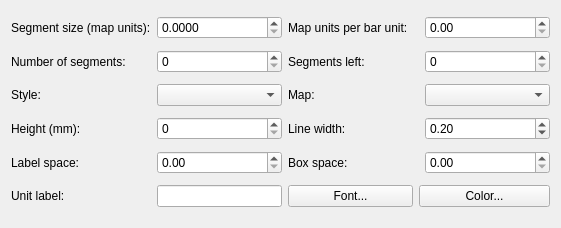
Qt form qgis/src/ui/qgscomposerscalebarwidgetbase.ui (sourcepole/qgis) before a commit.
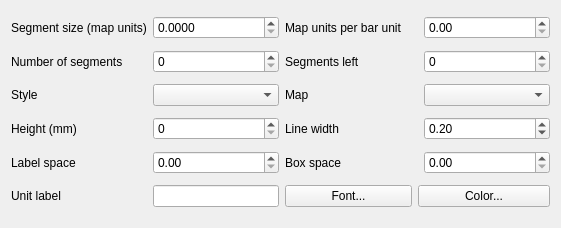
The same form after that commit.

Commit message: HIG compliance for composer and it's dialogs

```diff
--- a/qgis/src/ui/qgscomposerscalebarwidgetbase.ui
+++ b/qgis/src/ui/qgscomposerscalebarwidgetbase.ui
@@ -22,7 +22,7 @@
    <item row="0" column="0" >
     <widget class="QLabel" name="mSegmentSizeLabel" >
      <property name="text" >
-      <string>Segment size (map units):</string>
+      <string>Segment size (map units)</string>
      </property>
      <property name="wordWrap" >
       <bool>true</bool>
@@ -42,7 +42,7 @@
    <item row="0" column="2" colspan="2" >
     <widget class="QLabel" name="mMapUnitsPerBarUnitLabel" >
      <property name="text" >
-      <string>Map units per bar unit:</string>
+      <string>Map units per bar unit</string>
      </property>
      <property name="wordWrap" >
       <bool>true</bool>
@@ -59,7 +59,7 @@
    <item row="1" column="0" >
     <widget class="QLabel" name="mNumbereOfSegmentsLabel" >
      <property name="text" >
-      <string>Number of segments:</string>
+      <string>Number of segments</string>
      </property>
      <property name="wordWrap" >
       <bool>true</bool>
@@ -72,7 +72,10 @@
    <item row="1" column="2" colspan="2" >
     <widget class="QLabel" name="mSegmentsLeftLabel" >
      <property name="text" >
-      <string>Segments left:</string>
+      <string>Segments left</string>
+     </property>
+     <property name="buddy" >
+      <cstring>mSegmentsLeftSpinBox</cstring>
      </property>
     </widget>
    </item>
@@ -82,7 +85,10 @@
    <item row="2" column="0" >
     <widget class="QLabel" name="mStyleLabel" >
      <property name="text" >
-      <string>Style:</string>
+      <string>Style</string>
+     </property>
+     <property name="buddy" >
+      <cstring>mStyleComboBox</cstring>
      </property>
     </widget>
    </item>
@@ -98,7 +104,7 @@
       </sizepolicy>
      </property>
      <property name="text" >
-      <string>Map:</string>
+      <string>Map</string>
      </property>
      <property name="wordWrap" >
       <bool>true</bool>
@@ -124,7 +130,10 @@
    <item row="3" column="0" >
     <widget class="QLabel" name="mHeightLabel" >
      <property name="text" >
-      <string>Height (mm):</string>
+      <string>Height (mm)</string>
+     </property>
+     <property name="buddy" >
+      <cstring>mHeightSpinBox</cstring>
      </property>
     </widget>
    </item>
@@ -134,7 +143,7 @@
    <item row="3" column="2" colspan="2" >
     <widget class="QLabel" name="mLineWidthLabel" >
      <property name="text" >
-      <string>Line width:</string>
+      <string>Line width</string>
      </property>
      <property name="wordWrap" >
       <bool>true</bool>
@@ -166,7 +175,10 @@
    <item row="4" column="0" >
     <widget class="QLabel" name="mLabelBarSpaceLabel" >
      <property name="text" >
-      <string>Label space:</string>
+      <string>Label space</string>
+     </property>
+     <property name="buddy" >
+      <cstring>mLabelBarSpaceSpinBox</cstring>
      </property>
     </widget>
    </item>
@@ -176,7 +188,10 @@
    <item row="4" column="2" colspan="2" >
     <widget class="QLabel" name="mBoxSpaceLabel" >
      <property name="text" >
-      <string>Box space:</string>
+      <string>Box space</string>
+     </property>
+     <property name="buddy" >
+      <cstring>mBoxSizeSpinBox</cstring>
      </property>
     </widget>
    </item>
@@ -186,7 +201,7 @@
    <item row="5" column="0" >
     <widget class="QLabel" name="mUnitLabelLabel" >
      <property name="text" >
-      <string>Unit label:</string>
+      <string>Unit label</string>
      </property>
      <property name="wordWrap" >
       <bool>true</bool>
```
Left out of the diff: 21 changed lines with no effect on the pictures. The commit also changes 7 other files.
